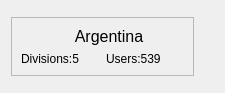
Qt form src/countrywidget.ui (radszy/ntscout) before a commit.
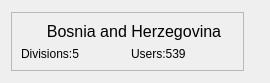
The same form after that commit. Icons and pictures are not drawn.

```diff
--- a/src/countrywidget.ui
+++ b/src/countrywidget.ui
@@ -6,8 +6,8 @@
    <rect>
     <x>0</x>
     <y>0</y>
-    <width>225</width>
-    <height>93</height>
+    <width>270</width>
+    <height>83</height>
    </rect>
   </property>
   <property name="sizePolicy">
@@ -56,20 +56,20 @@
         <item>
          <widget class="QLabel" name="label_2">
           <property name="sizePolicy">
-           <sizepolicy hsizetype="Preferred" vsizetype="Fixed">
+           <sizepolicy hsizetype="Expanding" vsizetype="Fixed">
             <horstretch>0</horstretch>
             <verstretch>0</verstretch>
            </sizepolicy>
           </property>
           <property name="minimumSize">
            <size>
-            <width>150</width>
+            <width>200</width>
             <height>0</height>
            </size>
           </property>
           <property name="maximumSize">
            <size>
-            <width>100</width>
+            <width>200</width>
             <height>25</height>
            </size>
           </property>
@@ -79,11 +79,23 @@
            </font>
           </property>
           <property name="text">
-           <string>Argentina</string>
+           <string>Bosnia and Herzegovina</string>
+          </property>
+          <property name="textFormat">
+           <enum>Qt::PlainText</enum>
+          </property>
+          <property name="scaledContents">
+           <bool>false</bool>
           </property>
           <property name="alignment">
            <set>Qt::AlignCenter</set>
           </property>
+          <property name="wordWrap">
+           <bool>false</bool>
+          </property>
+          <property name="margin">
+           <number>0</number>
+          </property>
          </widget>
         </item>
        </layout>
```
Left out of the diff: 8 changed lines with no effect on the pictures.
